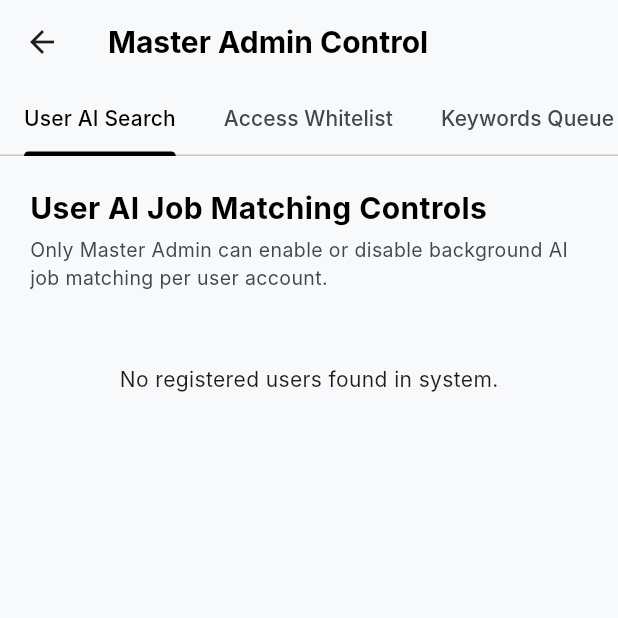
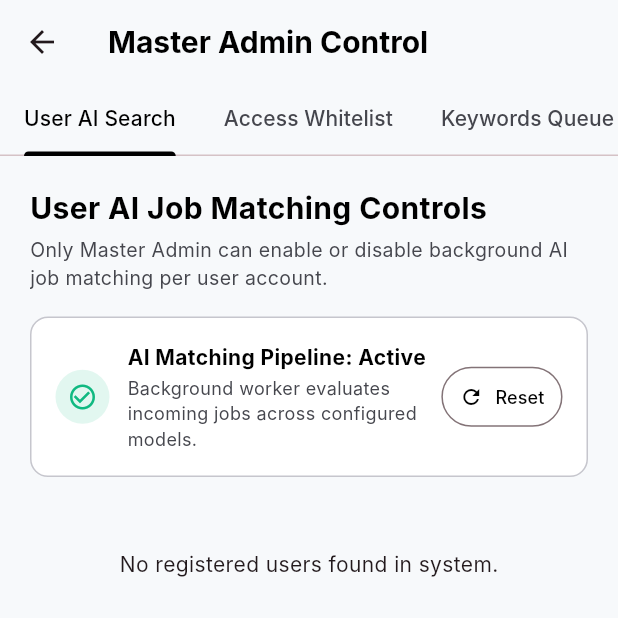
Before and after one commit to Dhruv1249/Job-cruiser, a Flutter app: the MasterAdminScreen screen opened directly, on a phone screen of 412 x 824 dp, the top half of it. Run offline on Flutter 3.47's test engine with Material 3 defaults, Android fonts, the light colour scheme and no system bars; our stand-ins replace dio, file_picker, fl_chart, flutter_dotenv, flutter_local_notifications, flutter_markdown and 6 more; missing offline and left inert: syncfusion_flutter_pdf, syncfusion_flutter_pdfviewer; accounts and stored records are empty; network calls fail; Roboto replaces fonts that are missing (Inter).

Commit message:
feat(admin): add 1-click AI matching pipeline restart and status monitoring
- Implement ResetPipeline on GeminiBatchMatchService, NvidiaNimService, and HybridBatchMatchService
- Expose GET /api/admin/pipeline/status and POST /api/admin/pipeline/restart endpoints
- Automatically reset halted pipeline state upon admin match re-evaluations
- Add pipeline status card and 1-click restart button in Admin panel User AI Search and Scraper Telemetry tabs
- Add comprehensive backend and client unit tests verifying pipeline resets

```diff
--- a/client/lib/admin.dart
+++ b/client/lib/admin.dart
@@ -32,6 +32,8 @@ class _MasterAdminScreenState extends State<MasterAdminScreen>
   List<Map<String, dynamic>> _registeredUsers = [];
   ScraperTelemetryData? _telemetryData;
   bool _isLoading = true;
+  bool _isPipelineStopped = false;
+  bool _isRestartingPipeline = false;
 
   @override
   void initState() {
@@ -59,6 +61,7 @@ class _MasterAdminScreenState extends State<MasterAdminScreen>
     final masterKw = await _apiService.fetchMasterKeywordsForAdmin();
     final users = await _apiService.fetchUsersForAdmin();
     final telemetry = await _apiService.fetchScraperTelemetryData();
+    final pipelineStatus = await _apiService.fetchAIPipelineStatus();
 
     if (!mounted) return;
 
@@ -68,8 +71,38 @@ class _MasterAdminScreenState extends State<MasterAdminScreen>
       _masterKeywords = masterKw;
       _registeredUsers = users;
       _telemetryData = telemetry;
+      _isPipelineStopped = pipelineStatus?['is_permanently_stopped'] == true;
       _isLoading = false;
     });
+  }
+
+  Future<void> _restartAIPipeline() async {
+    setState(() {
+      _isRestartingPipeline = true;
+    });
+
+    final success = await _apiService.restartAIPipeline();
+
+    if (!mounted) return;
+
+    setState(() {
+      _isRestartingPipeline = false;
+    });
+
+    if (success) {
+      ScaffoldMessenger.of(context).showSnackBar(
+        const SnackBar(
+          content: Text('AI matching pipeline restarted and resumed successfully.'),
+        ),
+      );
+      _loadAdminData();
+    } else {
+      ScaffoldMessenger.of(context).showSnackBar(
+        const SnackBar(
+          content: Text('Failed to restart AI matching pipeline.'),
+        ),
+      );
+    }
   }
 
   Future<void> _addManualMasterKeyword() async {
@@ -542,6 +575,8 @@ class _MasterAdminScreenState extends State<MasterAdminScreen>
             ),
           ),
           const SizedBox(height: 16),
+          _buildPipelineStatusCard(),
+          const SizedBox(height: 16),
           _registeredUsers.isEmpty
               ? const Padding(
                   padding: EdgeInsets.all(32),
@@ -596,6 +631,125 @@ class _MasterAdminScreenState extends State<MasterAdminScreen>
                     );
                   },
                 ),
+        ],
+      ),
+    );
+  }
+
+  Widget _buildPipelineStatusCard() {
+    if (_isPipelineStopped) {
+      return Container(
+        width: double.infinity,
+        padding: const EdgeInsets.all(16),
+        decoration: BoxDecoration(
+          color: AppColors.error.withValues(alpha: 0.08),
+          borderRadius: BorderRadius.circular(12),
+          border: Border.all(color: AppColors.error.withValues(alpha: 0.6), width: 1.5),
+        ),
+        child: Column(
+          crossAxisAlignment: CrossAxisAlignment.start,
+          children: [
+            Row(
+              children: const [
+                Icon(Icons.warning_amber_rounded, color: AppColors.error, size: 24),
+                SizedBox(width: 8),
+                Text(
+                  'AI Evaluation Pipeline Stopped',
+                  style: TextStyle(
+                    fontSize: 16,
+                    fontWeight: FontWeight.bold,
+                    color: AppColors.error,
+                  ),
+                ),
+              ],
+            ),
+            const SizedBox(height: 8),
+            const Text(
+              'All configured AI models exceeded error thresholds (e.g. rate limits or quotas). Background job matching is paused.',
+              style: TextStyle(
+                fontSize: 13,
+                color: AppColors.onSurface,
+                height: 1.35,
+              ),
+            ),
+            const SizedBox(height: 14),
+            ElevatedButton.icon(
+              onPressed: _isRestartingPipeline ? null : _restartAIPipeline,
+              icon: _isRestartingPipeline
+                  ? const SizedBox(
+                      width: 16,
+                      height: 16,
+                      child: CircularProgressIndicator(strokeWidth: 2, color: Colors.white),
+                    )
+                  : const Icon(Icons.restart_alt, size: 18),
+              label: const Text('Restart AI Pipeline'),
+              style: ElevatedButton.styleFrom(
+                backgroundColor: AppColors.error,
+                foregroundColor: Colors.white,
+                padding: const EdgeInsets.symmetric(horizontal: 16, vertical: 12),
+              ),
+            ),
+          ],
+        ),
+      );
+    }
+
+    return Container(
+      width: double.infinity,
+      padding: const EdgeInsets.all(16),
+      decoration: BoxDecoration(
+        color: AppColors.surfaceContainerLowest,
+        borderRadius: BorderRadius.circular(12),
+        border: Border.all(color: AppColors.outlineVariant),
+      ),
+      child: Row(
+        children: [
+          Container(
+            padding: const EdgeInsets.all(8),
+            decoration: BoxDecoration(
+              color: AppColors.matchGreen.withValues(alpha: 0.12),
+              shape: BoxShape.circle,
+            ),
+            child: const Icon(Icons.check_circle_outline, color: AppColors.matchGreen, size: 20),
+          ),
+          const SizedBox(width: 12),
+          Expanded(
+            child: Column(
+              crossAxisAlignment: CrossAxisAlignment.start,
+              children: const [
+                Text(
+                  'AI Matching Pipeline: Active',
+                  style: TextStyle(
+                    fontSize: 14,
+                    fontWeight: FontWeight.bold,
+                    color: AppColors.primary,
+                  ),
+                ),
+                SizedBox(height: 2),
+                Text(
+                  'Background worker evaluates incoming jobs across configured models.',
+                  style: TextStyle(
+                    fontSize: 12,
+                    color: AppColors.onSurfaceVariant,
+                  ),
+                ),
+              ],
+            ),
+          ),
+          OutlinedButton.icon(
+            onPressed: _isRestartingPipeline ? null : _restartAIPipeline,
+            icon: _isRestartingPipeline
+                ? const SizedBox(
+                    width: 14,
+                    height: 14,
+                    child: CircularProgressIndicator(strokeWidth: 2),
+                  )
+                : const Icon(Icons.refresh, size: 16),
+            label: const Text('Reset', style: TextStyle(fontSize: 12)),
+            style: OutlinedButton.styleFrom(
+              padding: const EdgeInsets.symmetric(horizontal: 12, vertical: 8),
+            ),
+          ),
         ],
       ),
     );
@@ -681,6 +835,8 @@ class _MasterAdminScreenState extends State<MasterAdminScreen>
               ],
             ),
             const SizedBox(height: 18),
+            _buildPipelineStatusCard(),
+            const SizedBox(height: 16),
             TelemetryKpiGrid(kpis: telemetry.kpis),
             const SizedBox(height: 16),
             IngestionTimelineChart(timeline: telemetry.ingestionTimeline),
```
Also changed, not shown: client/lib/services/api_service.dart (+25 -0 lines), 8 other files.
